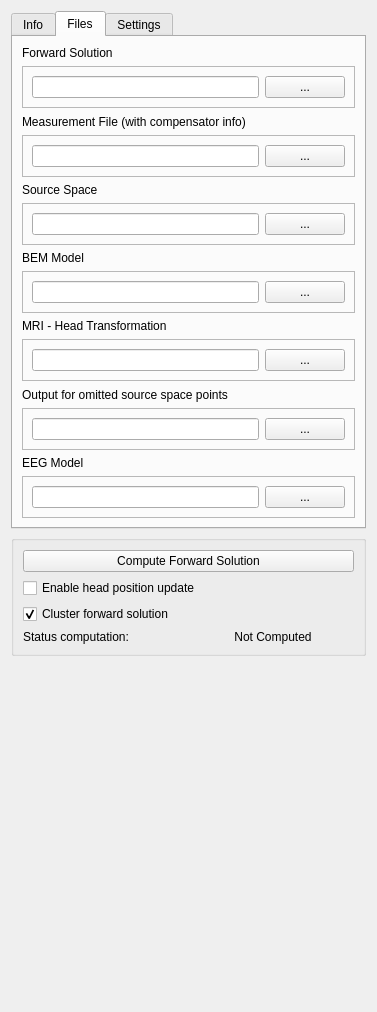
Old version of the form libraries/disp/viewers/formfiles/fwdsettingsview.ui in the repository mne-tools/mne-cpp.
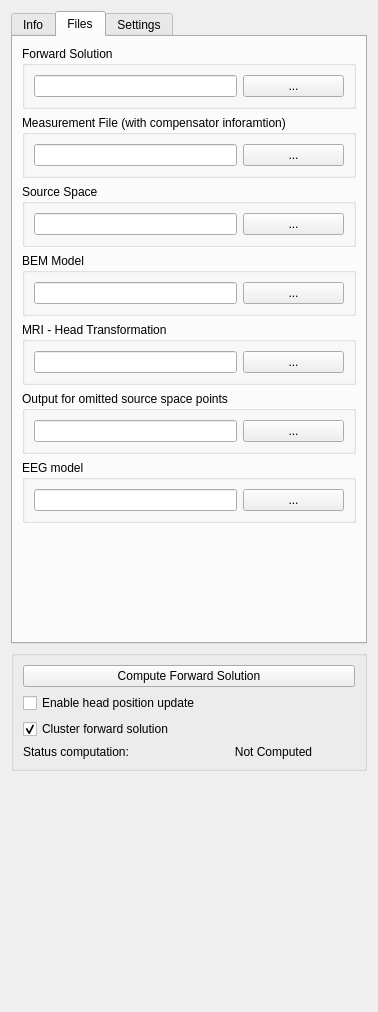
New version of the form. The open tabs and pages were chosen to show the change.

Patch:
```diff
--- a/libraries/disp/viewers/formfiles/fwdsettingsview.ui
+++ b/libraries/disp/viewers/formfiles/fwdsettingsview.ui
@@ -17,9 +17,9 @@
    <item>
     <widget class="QTabWidget" name="tabWidget">
      <property name="currentIndex">
-      <number>2</number>
+      <number>1</number>
      </property>
-     <widget class="QWidget" name="tab_14">
+     <widget class="QWidget" name="tab_Info">
       <attribute name="title">
        <string>Info</string>
       </attribute>
@@ -216,61 +216,67 @@
        </item>
       </layout>
      </widget>
-     <widget class="QWidget" name="tab_13">
+     <widget class="QWidget" name="tab_Files">
       <attribute name="title">
        <string>Files</string>
       </attribute>
       <layout class="QVBoxLayout" name="verticalLayout_3">
        <item>
-        <widget class="QLabel" name="label_5">
-         <property name="text">
+        <widget class="QGroupBox" name="m_qGroupBox_Sol">
+         <property name="title">
           <string>Forward Solution</string>
          </property>
-        </widget>
-       </item>
-       <item>
-        <widget class="QFrame" name="frame">
-         <property name="frameShape">
-          <enum>QFrame::StyledPanel</enum>
+         <property name="flat">
+          <bool>false</bool>
          </property>
-         <property name="frameShadow">
-          <enum>QFrame::Raised</enum>
-         </property>
-         <layout class="QHBoxLayout" name="horizontalLayout_2">
-          <item>
-           <widget class="QLineEdit" name="lineEdit"/>
-          </item>
-          <item>
-           <widget class="QPushButton" name="pushButton">
+         <layout class="QGridLayout" name="m_qGridLayout_Fwd">
+          <item row="0" column="2">
+           <widget class="QPushButton" name="m_qPushButton_SolNameDialog">
             <property name="text">
              <string>...</string>
             </property>
            </widget>
           </item>
+          <item row="0" column="0" colspan="2">
+           <widget class="QLineEdit" name="m_qLineEdit_SolName">
+            <property name="minimumSize">
+             <size>
+              <width>140</width>
+              <height>0</height>
+             </size>
+            </property>
+            <property name="text">
+             <string/>
+            </property>
+           </widget>
+          </item>
          </layout>
         </widget>
        </item>
        <item>
-        <widget class="QLabel" name="label_10">
-         <property name="text">
-          <string>Measurement File (with compensator info)</string>
+        <widget class="QGroupBox" name="m_qGroupBox_Meas">
+         <property name="title">
+          <string>Measurement File (with compensator inforamtion)</string>
          </property>
-        </widget>
-       </item>
-       <item>
-        <widget class="QFrame" name="frame_3">
-         <property name="frameShape">
-          <enum>QFrame::StyledPanel</enum>
+         <property name="flat">
+          <bool>false</bool>
          </property>
-         <property name="frameShadow">
-          <enum>QFrame::Raised</enum>
-         </property>
-         <layout class="QHBoxLayout" name="horizontalLayout_4">
-          <item>
-           <widget class="QLineEdit" name="lineEdit_3"/>
+         <layout class="QGridLayout" name="m_qGridLayout_Fwd_8">
+          <item row="0" column="0" colspan="2">
+           <widget class="QLineEdit" name="m_qLineEdit_MeasName">
+            <property name="minimumSize">
+             <size>
+              <width>140</width>
+              <height>0</height>
+             </size>
+            </property>
+            <property name="text">
+             <string/>
+            </property>
+           </widget>
           </item>
-          <item>
-           <widget class="QPushButton" name="pushButton_3">
+          <item row="0" column="2">
+           <widget class="QPushButton" name="m_qPushButton_MeasNameDialog">
             <property name="text">
              <string>...</string>
             </property>
@@ -280,26 +286,26 @@
         </widget>
        </item>
        <item>
-        <widget class="QLabel" name="label_11">
-         <property name="text">
+        <widget class="QGroupBox" name="m_qGroupBox_Source">
+         <property name="title">
           <string>Source Space</string>
          </property>
-        </widget>
-       </item>
-       <item>
-        <widget class="QFrame" name="frame_4">
-         <property name="frameShape">
-          <enum>QFrame::StyledPanel</enum>
+         <property name="flat">
+          <bool>false</bool>
          </property>
-         <property name="frameShadow">
-          <enum>QFrame::Raised</enum>
-         </property>
-         <layout class="QHBoxLayout" name="horizontalLayout_5">
-          <item>
-           <widget class="QLineEdit" name="lineEdit_4"/>
+         <layout class="QGridLayout" name="m_qGridLayout_Fwd_2">
+          <item row="0" column="0" colspan="2">
+           <widget class="QLineEdit" name="m_qLineEdit_SourceName">
+            <property name="minimumSize">
+             <size>
+              <width>140</width>
+              <height>0</height>
+             </size>
+            </property>
+           </widget>
           </item>
-          <item>
-           <widget class="QPushButton" name="pushButton_4">
+          <item row="0" column="2">
+           <widget class="QPushButton" name="m_qPushButton_SourceNameDialog">
             <property name="text">
              <string>...</string>
             </property>
@@ -309,55 +315,55 @@
         </widget>
        </item>
        <item>
-        <widget class="QLabel" name="label_12">
-         <property name="text">
+        <widget class="QGroupBox" name="m_qGroupBox_Bem">
+         <property name="title">
           <string>BEM Model</string>
          </property>
-        </widget>
-       </item>
-       <item>
-        <widget class="QFrame" name="frame_5">
-         <property name="frameShape">
-          <enum>QFrame::StyledPanel</enum>
+         <property name="flat">
+          <bool>false</bool>
          </property>
-         <property name="frameShadow">
-          <enum>QFrame::Raised</enum>
-         </property>
-         <layout class="QHBoxLayout" name="horizontalLayout_6">
-          <item>
-           <widget class="QLineEdit" name="lineEdit_5"/>
-          </item>
-          <item>
-           <widget class="QPushButton" name="pushButton_5">
+         <layout class="QGridLayout" name="m_qGridLayout_Fwd_3">
+          <item row="0" column="2">
+           <widget class="QPushButton" name="m_qPushButton_BemNameDialog">
             <property name="text">
              <string>...</string>
             </property>
            </widget>
           </item>
+          <item row="0" column="0" colspan="2">
+           <widget class="QLineEdit" name="m_qLineEdit_BemName">
+            <property name="minimumSize">
+             <size>
+              <width>140</width>
+              <height>0</height>
+             </size>
+            </property>
+           </widget>
+          </item>
          </layout>
         </widget>
        </item>
        <item>
-        <widget class="QLabel" name="label_13">
-         <property name="text">
+        <widget class="QGroupBox" name="m_qGroupBox_Mri">
+         <property name="title">
           <string>MRI - Head Transformation</string>
          </property>
-        </widget>
-       </item>
-       <item>
-        <widget class="QFrame" name="frame_6">
-         <property name="frameShape">
-          <enum>QFrame::StyledPanel</enum>
+         <property name="flat">
+          <bool>false</bool>
          </property>
-         <property name="frameShadow">
-          <enum>QFrame::Raised</enum>
-         </property>
-         <layout class="QHBoxLayout" name="horizontalLayout_7">
-          <item>
-           <widget class="QLineEdit" name="lineEdit_6"/>
+         <layout class="QGridLayout" name="m_qGridLayout_Fwd_4">
+          <item row="0" column="0" colspan="2">
+           <widget class="QLineEdit" name="m_qLineEdit_MriName">
+            <property name="minimumSize">
+             <size>
+              <width>140</width>
+              <height>0</height>
+             </size>
+            </property>
+           </widget>
           </item>
-          <item>
-           <widget class="QPushButton" name="pushButton_6">
+          <item row="0" column="2">
+           <widget class="QPushButton" name="m_qPushButton_MriNameDialog">
             <property name="text">
              <string>...</string>
             </property>
@@ -367,26 +373,26 @@
         </widget>
        </item>
        <item>
-        <widget class="QLabel" name="label_14">
-         <property name="text">
+        <widget class="QGroupBox" name="m_qGroupBox_MinDistOut">
+         <property name="title">
           <string>Output for omitted source space points</string>
          </property>
-        </widget>
-       </item>
-       <item>
-        <widget class="QFrame" name="frame_7">
-         <property name="frameShape">
-          <enum>QFrame::StyledPanel</enum>
+         <property name="flat">
+          <bool>false</bool>
          </property>
-         <property name="frameShadow">
-          <enum>QFrame::Raised</enum>
-         </property>
-         <layout class="QHBoxLayout" name="horizontalLayout_8">
-          <item>
-           <widget class="QLineEdit" name="lineEdit_7"/>
+         <layout class="QGridLayout" name="m_qGridLayout_Fwd_5">
+          <item row="0" column="0" colspan="2">
+           <widget class="QLineEdit" name="m_qLineEdit_MinDistName">
+            <property name="minimumSize">
+             <size>
+              <width>140</width>
+              <height>0</height>
+             </size>
+            </property>
+           </widget>
           </item>
-          <item>
-           <widget class="QPushButton" name="pushButton_7">
+          <item row="0" column="2">
+           <widget class="QPushButton" name="m_qPushButton_MinDistOutDialog">
             <property name="text">
              <string>...</string>
             </property>
@@ -396,26 +402,26 @@
         </widget>
        </item>
        <item>
-        <widget class="QLabel" name="label_15">
-         <property name="text">
-          <string>EEG Model</string>
+        <widget class="QGroupBox" name="m_qGroupBox_EEGModel">
+         <property name="title">
+          <string>EEG model</string>
          </property>
-        </widget>
-       </item>
-       <item>
-        <widget class="QFrame" name="frame_8">
-         <property name="frameShape">
-          <enum>QFrame::StyledPanel</enum>
+         <property name="flat">
+          <bool>false</bool>
          </property>
-         <property name="frameShadow">
-          <enum>QFrame::Raised</enum>
-         </property>
-         <layout class="QHBoxLayout" name="horizontalLayout_9">
-          <item>
-           <widget class="QLineEdit" name="lineEdit_8"/>
+         <layout class="QGridLayout" name="m_qGridLayout_Fwd_7">
+          <item row="0" column="0" colspan="2">
+           <widget class="QLineEdit" name="m_qLineEdit_EEGModelFile">
+            <property name="minimumSize">
+             <size>
+              <width>140</width>
+              <height>0</height>
+             </size>
+            </property>
+           </widget>
           </item>
-          <item>
-           <widget class="QPushButton" name="pushButton_8">
+          <item row="0" column="2">
+           <widget class="QPushButton" name="m_qPushButton_EEGModelFileDialog">
             <property name="text">
              <string>...</string>
             </property>
@@ -424,97 +430,240 @@
          </layout>
         </widget>
        </item>
+       <item>
+        <spacer name="verticalSpacer_3">
+         <property name="orientation">
+          <enum>Qt::Vertical</enum>
+         </property>
+         <property name="sizeHint" stdset="0">
+          <size>
+           <width>334</width>
+           <height>118</height>
+          </size>
+         </property>
+        </spacer>
+       </item>
       </layout>
      </widget>
-     <widget class="QWidget" name="tab_17">
+     <widget class="QWidget" name="tab_Settings">
       <attribute name="title">
        <string>Settings</string>
       </attribute>
-      <layout class="QVBoxLayout" name="verticalLayout_5">
+      <layout class="QVBoxLayout" name="verticalLayout_7">
        <item>
-        <widget class="QCheckBox" name="checkBox_2">
+        <widget class="QCheckBox" name="m_check_bIncludeMeg">
          <property name="text">
           <string>Compute MEG Solution</string>
          </property>
         </widget>
        </item>
        <item>
-        <widget class="QCheckBox" name="checkBox_3">
+        <widget class="QCheckBox" name="m_check_bIncludeEEG">
          <property name="text">
-          <string> Compute EEG Solution</string>
+          <string>Compute EEG Solution</string>
          </property>
         </widget>
        </item>
        <item>
-        <widget class="QCheckBox" name="checkBox_4">
+        <widget class="QCheckBox" name="m_check_bComputeGrad">
          <property name="text">
           <string>Compute Gradient Solution</string>
          </property>
         </widget>
        </item>
        <item>
-        <widget class="QCheckBox" name="checkBox_5">
+        <widget class="QCheckBox" name="m_check_bFixedOri">
          <property name="text">
           <string>Fixed Orientation</string>
          </property>
         </widget>
        </item>
        <item>
-        <widget class="QCheckBox" name="checkBox_6">
+        <widget class="QCheckBox" name="m_check_bAccurate">
          <property name="text">
-          <string>Accurate</string>
+          <string>Acurate</string>
          </property>
         </widget>
        </item>
        <item>
-        <widget class="QCheckBox" name="checkBox_7">
+        <widget class="QCheckBox" name="m_check_bCoordframe">
          <property name="text">
-          <string>Compute in MRI Space</string>
+          <string>Compute in MRI space (else Head space)</string>
          </property>
         </widget>
        </item>
        <item>
-        <widget class="QCheckBox" name="checkBox_8">
+        <widget class="QCheckBox" name="m_check_bUseThreads">
          <property name="text">
-          <string>Use Threads</string>
+          <string>Use threads</string>
          </property>
         </widget>
        </item>
        <item>
-        <widget class="QCheckBox" name="checkBox_9">
+        <widget class="QCheckBox" name="m_check_bDoAll">
          <property name="text">
           <string>Calculate forward solution in all nodes</string>
          </property>
         </widget>
        </item>
        <item>
-        <widget class="QCheckBox" name="checkBox">
+        <widget class="QCheckBox" name="m_check_bMriHeadIdent">
          <property name="text">
-          <string>Identical head- andMRI- space</string>
+          <string>Identical head- and MRI- space</string>
          </property>
         </widget>
        </item>
        <item>
-        <widget class="QCheckBox" name="checkBox_11">
+        <widget class="QCheckBox" name="m_check_bFilterSpaces">
          <property name="text">
           <string>Filter Source Spaces</string>
          </property>
         </widget>
        </item>
        <item>
-        <widget class="QCheckBox" name="checkBox_10">
+        <widget class="QCheckBox" name="m_check_bScaleEegPos">
          <property name="text">
           <string>Scale Electrode Positions</string>
          </property>
         </widget>
        </item>
        <item>
-        <widget class="QCheckBox" name="checkBox_12">
+        <widget class="QCheckBox" name="m_check_bUseEquivEeg">
          <property name="text">
-          <string>Use Equivalent source approach for EEG</string>
+          <string>Use equivalent source approach for EEG</string>
          </property>
         </widget>
        </item>
+       <item>
+        <widget class="QGroupBox" name="distance">
+         <property name="title">
+          <string>Minimum distance skull &lt;-&gt; source [mm]</string>
+         </property>
+         <layout class="QVBoxLayout" name="verticalLayout_5">
+          <item>
+           <widget class="QDoubleSpinBox" name="m_doubleSpinBox_dMinDist">
+            <property name="decimals">
+             <number>1</number>
+            </property>
+           </widget>
+          </item>
+         </layout>
+        </widget>
+       </item>
+       <item>
+        <widget class="QGroupBox" name="EegScalpRadius">
+         <property name="title">
+          <string>EEG scalp radius of sphere model [mm]</string>
+         </property>
+         <layout class="QVBoxLayout" name="verticalLayout_6">
+          <item>
+           <widget class="QDoubleSpinBox" name="m_doubleSpinBox_dEegSphereRad">
+            <property name="decimals">
+             <number>1</number>
+            </property>
+            <property name="maximum">
+             <double>500.000000000000000</double>
+            </property>
+            <property name="singleStep">
+             <double>1.000000000000000</double>
+            </property>
+           </widget>
+          </item>
+         </layout>
+        </widget>
+       </item>
+       <item>
+        <widget class="QGroupBox" name="EEGModelOrigin">
+         <property name="title">
+          <string>Sphere Model Origin (x,y,z) [mm]</string>
+         </property>
+         <layout class="QGridLayout" name="gridLayout">
+          <item row="0" column="0">
+           <widget class="QDoubleSpinBox" name="m_doubleSpinBox_dVecR0x">
+            <property name="decimals">
+             <number>1</number>
+            </property>
+            <property name="minimum">
+             <double>-500.000000000000000</double>
+            </property>
+            <property name="maximum">
+             <double>500.000000000000000</double>
+            </property>
+            <property name="singleStep">
+             <double>1.000000000000000</double>
+            </property>
+           </widget>
+          </item>
+          <item row="0" column="2">
+           <widget class="QDoubleSpinBox" name="m_doubleSpinBox_dVecR0z">
+            <property name="decimals">
+             <number>1</number>
+            </property>
+            <property name="minimum">
+             <double>-500.000000000000000</double>
+            </property>
+            <property name="maximum">
+             <double>500.000000000000000</double>
+            </property>
+            <property name="singleStep">
+             <double>1.000000000000000</double>
+            </property>
+           </widget>
+          </item>
+          <item row="0" column="1">
+           <widget class="QDoubleSpinBox" name="m_doubleSpinBox_dVecR0y">
+            <property name="decimals">
+             <number>1</number>
+            </property>
+            <property name="minimum">
+             <double>-500.000000000000000</double>
+            </property>
+            <property name="maximum">
+             <double>500.000000000000000</double>
+            </property>
+            <property name="singleStep">
+             <double>1.000000000000000</double>
+            </property>
+           </widget>
+          </item>
+         </layout>
+        </widget>
+       </item>
+       <item>
+        <widget class="QGroupBox" name="m_qGroupBox_EEGModelName">
+         <property name="title">
+          <string>EEG model name</string>
+         </property>
+         <property name="flat">
+          <bool>false</bool>
+         </property>
+         <layout class="QGridLayout" name="m_qGridLayout_Fwd_6">
+          <item row="0" column="0" colspan="2">
+           <widget class="QLineEdit" name="m_qLineEdit_EEGModelName">
+            <property name="minimumSize">
+             <size>
+              <width>140</width>
+              <height>0</height>
+             </size>
+            </property>
+           </widget>
+          </item>
+         </layout>
+        </widget>
+       </item>
+       <item>
+        <spacer name="verticalSpacer_4">
+         <property name="orientation">
+          <enum>Qt::Vertical</enum>
+         </property>
+         <property name="sizeHint" stdset="0">
+          <size>
+           <width>20</width>
+           <height>40</height>
+          </size>
+         </property>
+        </spacer>
+       </item>
       </layout>
      </widget>
     </widget>
@@ -587,8 +736,6 @@
     </spacer>
    </item>
   </layout>
-  <zorder>tabWidget</zorder>
-  <zorder>groupBox_recomp</zorder>
  </widget>
  <resources/>
  <connections/>
```
